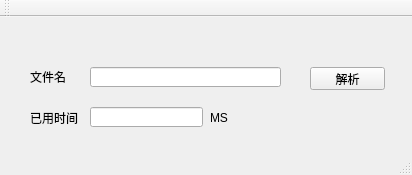
This is mainwindow.ui in pure-qingsong/tools as Qt 5 draws it before an edit. The edited form follows.
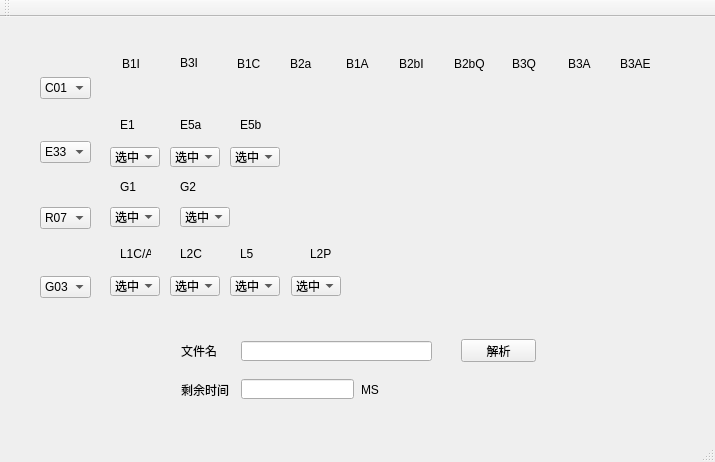
This is the edited form. Custom widgets are drawn as their Qt base class.

The edit to the form file:
```diff
--- a/mainwindow.ui
+++ b/mainwindow.ui
@@ -6,8 +6,8 @@
    <rect>
     <x>0</x>
     <y>0</y>
-    <width>412</width>
-    <height>175</height>
+    <width>715</width>
+    <height>462</height>
    </rect>
   </property>
   <property name="acceptDrops">
@@ -20,8 +20,8 @@
    <widget class="QLabel" name="label">
     <property name="geometry">
      <rect>
-      <x>30</x>
-      <y>50</y>
+      <x>181</x>
+      <y>324</y>
       <width>41</width>
       <height>20</height>
      </rect>
@@ -33,8 +33,8 @@
    <widget class="FileLineEdit" name="lineEdit">
     <property name="geometry">
      <rect>
-      <x>90</x>
-      <y>50</y>
+      <x>241</x>
+      <y>324</y>
       <width>191</width>
       <height>20</height>
      </rect>
@@ -46,8 +46,8 @@
    <widget class="QPushButton" name="pushButton">
     <property name="geometry">
      <rect>
-      <x>310</x>
-      <y>50</y>
+      <x>461</x>
+      <y>322</y>
       <width>75</width>
       <height>23</height>
      </rect>
@@ -59,21 +59,21 @@
    <widget class="QLabel" name="label_2">
     <property name="geometry">
      <rect>
-      <x>30</x>
-      <y>90</y>
+      <x>181</x>
+      <y>362</y>
       <width>54</width>
       <height>21</height>
      </rect>
     </property>
     <property name="text">
-     <string>已用时间</string>
+     <string>剩余时间</string>
     </property>
    </widget>
    <widget class="QLineEdit" name="TimeLine">
     <property name="geometry">
      <rect>
-      <x>90</x>
-      <y>90</y>
+      <x>241</x>
+      <y>362</y>
       <width>113</width>
       <height>20</height>
      </rect>
@@ -82,8 +82,8 @@
    <widget class="QLabel" name="label_3">
     <property name="geometry">
      <rect>
-      <x>210</x>
-      <y>90</y>
+      <x>361</x>
+      <y>362</y>
       <width>21</width>
       <height>21</height>
      </rect>
@@ -92,6 +92,800 @@
      <string>MS</string>
     </property>
    </widget>
+   <widget class="QComboBox" name="comboBox">
+    <property name="geometry">
+     <rect>
+      <x>40</x>
+      <y>60</y>
+      <width>51</width>
+      <height>22</height>
+     </rect>
+    </property>
+    <item>
+     <property name="text">
+      <string>C01</string>
+     </property>
+    </item>
+    <item>
+     <property name="text">
+      <string>C02</string>
+     </property>
+    </item>
+    <item>
+     <property name="text">
+      <string>C03</string>
+     </property>
+    </item>
+    <item>
+     <property name="text">
+      <string>C04</string>
+     </property>
+    </item>
+    <item>
+     <property name="text">
+      <string>C06</string>
+     </property>
+    </item>
+    <item>
+     <property name="text">
+      <string>C07</string>
+     </property>
+    </item>
+    <item>
+     <property name="text">
+      <string>C09</string>
+     </property>
+    </item>
+    <item>
+     <property name="text">
+      <string>C10</string>
+     </property>
+    </item>
+    <item>
+     <property name="text">
+      <string>C14</string>
+     </property>
+    </item>
+    <item>
+     <property name="text">
+      <string>C16</string>
+     </property>
+    </item>
+    <item>
+     <property name="text">
+      <string>C21</string>
+     </property>
+    </item>
+    <item>
+     <property name="text">
+      <string>C22</string>
+     </property>
+    </item>
+    <item>
+     <property name="text">
+      <string>C24</string>
+     </property>
+    </item>
+    <item>
+     <property name="text">
+      <string>C26</string>
+     </property>
+    </item>
+    <item>
+     <property name="text">
+      <string>C29</string>
+     </property>
+    </item>
+    <item>
+     <property name="text">
+      <string>C30</string>
+     </property>
+    </item>
+    <item>
+     <property name="text">
+      <string>C36</string>
+     </property>
+    </item>
+    <item>
+     <property name="text">
+      <string>C39</string>
+     </property>
+    </item>
+    <item>
+     <property name="text">
+      <string>C40</string>
+     </property>
+    </item>
+    <item>
+     <property name="text">
+      <string>C45</string>
+     </property>
+    </item>
+    <item>
+     <property name="text">
+      <string>C56</string>
+     </property>
+    </item>
+    <item>
+     <property name="text">
+      <string>C59</string>
+     </property>
+    </item>
+   </widget>
+   <widget class="QLabel" name="label_4">
+    <property name="geometry">
+     <rect>
+      <x>122</x>
+      <y>37</y>
+      <width>31</width>
+      <height>20</height>
+     </rect>
+    </property>
+    <property name="text">
+     <string>B1I</string>
+    </property>
+   </widget>
+   <widget class="QLabel" name="label_5">
+    <property name="geometry">
+     <rect>
+      <x>180</x>
+      <y>36</y>
+      <width>31</width>
+      <height>20</height>
+     </rect>
+    </property>
+    <property name="text">
+     <string>B3I</string>
+    </property>
+   </widget>
+   <widget class="QLabel" name="label_6">
+    <property name="geometry">
+     <rect>
+      <x>237</x>
+      <y>37</y>
+      <width>31</width>
+      <height>20</height>
+     </rect>
+    </property>
+    <property name="text">
+     <string>B1C</string>
+    </property>
+   </widget>
+   <widget class="QLabel" name="label_7">
+    <property name="geometry">
+     <rect>
+      <x>290</x>
+      <y>37</y>
+      <width>31</width>
+      <height>20</height>
+     </rect>
+    </property>
+    <property name="text">
+     <string>B2a</string>
+    </property>
+   </widget>
+   <widget class="QLabel" name="label_8">
+    <property name="geometry">
+     <rect>
+      <x>346</x>
+      <y>37</y>
+      <width>31</width>
+      <height>20</height>
+     </rect>
+    </property>
+    <property name="text">
+     <string>B1A</string>
+    </property>
+   </widget>
+   <widget class="QLabel" name="label_9">
+    <property name="geometry">
+     <rect>
+      <x>399</x>
+      <y>37</y>
+      <width>31</width>
+      <height>20</height>
+     </rect>
+    </property>
+    <property name="text">
+     <string>B2bI</string>
+    </property>
+   </widget>
+   <widget class="QLabel" name="label_10">
+    <property name="geometry">
+     <rect>
+      <x>454</x>
+      <y>37</y>
+      <width>31</width>
+      <height>20</height>
+     </rect>
+    </property>
+    <property name="text">
+     <string>B2bQ</string>
+    </property>
+   </widget>
+   <widget class="QLabel" name="label_11">
+    <property name="geometry">
+     <rect>
+      <x>512</x>
+      <y>37</y>
+      <width>31</width>
+      <height>20</height>
+     </rect>
+    </property>
+    <property name="text">
+     <string>B3Q</string>
+    </property>
+   </widget>
+   <widget class="QLabel" name="label_12">
+    <property name="geometry">
+     <rect>
+      <x>568</x>
+      <y>37</y>
+      <width>31</width>
+      <height>20</height>
+     </rect>
+    </property>
+    <property name="text">
+     <string>B3A</string>
+    </property>
+   </widget>
+   <widget class="QLabel" name="label_13">
+    <property name="geometry">
+     <rect>
+      <x>620</x>
+      <y>37</y>
+      <width>31</width>
+      <height>20</height>
+     </rect>
+    </property>
+    <property name="text">
+     <string>B3AE</string>
+    </property>
+   </widget>
+   <widget class="QComboBox" name="comboBox_20">
+    <property name="geometry">
+     <rect>
+      <x>110</x>
+      <y>259</y>
+      <width>50</width>
+      <height>20</height>
+     </rect>
+    </property>
+    <item>
+     <property name="text">
+      <string>选中</string>
+     </property>
+    </item>
+    <item>
+     <property name="text">
+      <string>删除</string>
+     </property>
+    </item>
+   </widget>
+   <widget class="QComboBox" name="comboBox_21">
+    <property name="geometry">
+     <rect>
+      <x>170</x>
+      <y>259</y>
+      <width>50</width>
+      <height>20</height>
+     </rect>
+    </property>
+    <item>
+     <property name="text">
+      <string>选中</string>
+     </property>
+    </item>
+    <item>
+     <property name="text">
+      <string>删除</string>
+     </property>
+    </item>
+   </widget>
+   <widget class="QComboBox" name="comboBox_22">
+    <property name="geometry">
+     <rect>
+      <x>230</x>
+      <y>259</y>
+      <width>50</width>
+      <height>20</height>
+     </rect>
+    </property>
+    <item>
+     <property name="text">
+      <string>选中</string>
+     </property>
+    </item>
+    <item>
+     <property name="text">
+      <string>删除</string>
+     </property>
+    </item>
+   </widget>
+   <widget class="QComboBox" name="comboBox_23">
+    <property name="geometry">
+     <rect>
+      <x>291</x>
+      <y>259</y>
+      <width>50</width>
+      <height>20</height>
+     </rect>
+    </property>
+    <item>
+     <property name="text">
+      <string>选中</string>
+     </property>
+    </item>
+    <item>
+     <property name="text">
+      <string>删除</string>
+     </property>
+    </item>
+   </widget>
+   <widget class="QLabel" name="label_14">
+    <property name="geometry">
+     <rect>
+      <x>120</x>
+      <y>98</y>
+      <width>31</width>
+      <height>20</height>
+     </rect>
+    </property>
+    <property name="text">
+     <string>E1</string>
+    </property>
+   </widget>
+   <widget class="QLabel" name="label_15">
+    <property name="geometry">
+     <rect>
+      <x>180</x>
+      <y>98</y>
+      <width>31</width>
+      <height>20</height>
+     </rect>
+    </property>
+    <property name="text">
+     <string>E5a</string>
+    </property>
+   </widget>
+   <widget class="QLabel" name="label_16">
+    <property name="geometry">
+     <rect>
+      <x>240</x>
+      <y>98</y>
+      <width>31</width>
+      <height>20</height>
+     </rect>
+    </property>
+    <property name="text">
+     <string>E5b</string>
+    </property>
+   </widget>
+   <widget class="QLabel" name="label_18">
+    <property name="geometry">
+     <rect>
+      <x>120</x>
+      <y>160</y>
+      <width>31</width>
+      <height>20</height>
+     </rect>
+    </property>
+    <property name="text">
+     <string>G1</string>
+    </property>
+   </widget>
+   <widget class="QLabel" name="label_19">
+    <property name="geometry">
+     <rect>
+      <x>180</x>
+      <y>160</y>
+      <width>31</width>
+      <height>20</height>
+     </rect>
+    </property>
+    <property name="text">
+     <string>G2</string>
+    </property>
+   </widget>
+   <widget class="QLabel" name="label_22">
+    <property name="geometry">
+     <rect>
+      <x>120</x>
+      <y>227</y>
+      <width>31</width>
+      <height>20</height>
+     </rect>
+    </property>
+    <property name="text">
+     <string>L1C/A</string>
+    </property>
+   </widget>
+   <widget class="QLabel" name="label_23">
+    <property name="geometry">
+     <rect>
+      <x>180</x>
+      <y>227</y>
+      <width>31</width>
+      <height>20</height>
+     </rect>
+    </property>
+    <property name="text">
+     <string>L2C</string>
+    </property>
+   </widget>
+   <widget class="QLabel" name="label_24">
+    <property name="geometry">
+     <rect>
+      <x>240</x>
+      <y>227</y>
+      <width>31</width>
+      <height>20</height>
+     </rect>
+    </property>
+    <property name="text">
+     <string>L5</string>
+    </property>
+   </widget>
+   <widget class="QLabel" name="label_25">
+    <property name="geometry">
+     <rect>
+      <x>310</x>
+      <y>227</y>
+      <width>31</width>
+      <height>20</height>
+     </rect>
+    </property>
+    <property name="text">
+     <string>L2P</string>
+    </property>
+   </widget>
+   <widget class="QComboBox" name="comboBox_24">
+    <property name="geometry">
+     <rect>
+      <x>40</x>
+      <y>124</y>
+      <width>51</width>
+      <height>22</height>
+     </rect>
+    </property>
+    <item>
+     <property name="text">
+      <string>E33</string>
+     </property>
+    </item>
+   </widget>
+   <widget class="QComboBox" name="comboBox_25">
+    <property name="geometry">
+     <rect>
+      <x>40</x>
+      <y>190</y>
+      <width>51</width>
+      <height>22</height>
+     </rect>
+    </property>
+    <item>
+     <property name="text">
+      <string>R07</string>
+     </property>
+    </item>
+    <item>
+     <property name="text">
+      <string>R08</string>
+     </property>
+    </item>
+    <item>
+     <property name="text">
+      <string>R09</string>
+     </property>
+    </item>
+    <item>
+     <property name="text">
+      <string>R22</string>
+     </property>
+    </item>
+    <item>
+     <property name="text">
+      <string>R23</string>
+     </property>
+    </item>
+    <item>
+     <property name="text">
+      <string>R26</string>
+     </property>
+    </item>
+   </widget>
+   <widget class="QComboBox" name="comboBox_26">
+    <property name="geometry">
+     <rect>
+      <x>40</x>
+      <y>259</y>
+      <width>51</width>
+      <height>22</height>
+     </rect>
+    </property>
+    <item>
+     <property name="text">
+      <string>G03</string>
+     </property>
+    </item>
+    <item>
+     <property name="text">
+      <string>G14</string>
+     </property>
+    </item>
+    <item>
+     <property name="text">
+      <string>G22</string>
+     </property>
+    </item>
+    <item>
+     <property name="text">
+      <string>G25</string>
+     </property>
+    </item>
+    <item>
+     <property name="text">
+      <string>G26</string>
+     </property>
+    </item>
+    <item>
+     <property name="text">
+      <string>G29</string>
+     </property>
+    </item>
+   </widget>
+   <widget class="QComboBox" name="comboBox_12">
+    <property name="geometry">
+     <rect>
+      <x>110</x>
+      <y>130</y>
+      <width>50</width>
+      <height>20</height>
+     </rect>
+    </property>
+    <item>
+     <property name="text">
+      <string>选中</string>
+     </property>
+    </item>
+    <item>
+     <property name="text">
+      <string>删除</string>
+     </property>
+    </item>
+   </widget>
+   <widget class="QComboBox" name="comboBox_13">
+    <property name="geometry">
+     <rect>
+      <x>170</x>
+      <y>130</y>
+      <width>50</width>
+      <height>20</height>
+     </rect>
+    </property>
+    <item>
+     <property name="text">
+      <string>选中</string>
+     </property>
+    </item>
+    <item>
+     <property name="text">
+      <string>删除</string>
+     </property>
+    </item>
+   </widget>
+   <widget class="QComboBox" name="comboBox_14">
+    <property name="geometry">
+     <rect>
+      <x>230</x>
+      <y>130</y>
+      <width>50</width>
+      <height>20</height>
+     </rect>
+    </property>
+    <item>
+     <property name="text">
+      <string>选中</string>
+     </property>
+    </item>
+    <item>
+     <property name="text">
+      <string>删除</string>
+     </property>
+    </item>
+   </widget>
+   <widget class="QComboBox" name="comboBox_15">
+    <property name="geometry">
+     <rect>
+      <x>110</x>
+      <y>190</y>
+      <width>50</width>
+      <height>20</height>
+     </rect>
+    </property>
+    <item>
+     <property name="text">
+      <string>选中</string>
+     </property>
+    </item>
+    <item>
+     <property name="text">
+      <string>删除</string>
+     </property>
+    </item>
+   </widget>
+   <widget class="QComboBox" name="comboBox_16">
+    <property name="geometry">
+     <rect>
+      <x>180</x>
+      <y>190</y>
+      <width>50</width>
+      <height>20</height>
+     </rect>
+    </property>
+    <item>
+     <property name="text">
+      <string>选中</string>
+     </property>
+    </item>
+    <item>
+     <property name="text">
+      <string>删除</string>
+     </property>
+    </item>
+   </widget>
+   <widget class="QWidget" name="">
+    <property name="geometry">
+     <rect>
+      <x>110</x>
+      <y>60</y>
+      <width>556</width>
+      <height>22</height>
+     </rect>
+    </property>
+    <layout class="QHBoxLayout" name="horizontalLayout">
+     <item>
+      <widget class="QComboBox" name="comboBox_2">
+       <item>
+        <property name="text">
+         <string>选中</string>
+        </property>
+       </item>
+       <item>
+        <property name="text">
+         <string>删除</string>
+        </property>
+       </item>
+      </widget>
+     </item>
+     <item>
+      <widget class="QComboBox" name="comboBox_3">
+       <item>
+        <property name="text">
+         <string>选中</string>
+        </property>
+       </item>
+       <item>
+        <property name="text">
+         <string>删除</string>
+        </property>
+       </item>
+      </widget>
+     </item>
+     <item>
+      <widget class="QComboBox" name="comboBox_4">
+       <item>
+        <property name="text">
+         <string>选中</string>
+        </property>
+       </item>
+       <item>
+        <property name="text">
+         <string>删除</string>
+        </property>
+       </item>
+      </widget>
+     </item>
+     <item>
+      <widget class="QComboBox" name="comboBox_5">
+       <item>
+        <property name="text">
+         <string>选中</string>
+        </property>
+       </item>
+       <item>
+        <property name="text">
+         <string>删除</string>
+        </property>
+       </item>
+      </widget>
+     </item>
+     <item>
+      <widget class="QComboBox" name="comboBox_6">
+       <item>
+        <property name="text">
+         <string>选中</string>
+        </property>
+       </item>
+       <item>
+        <property name="text">
+         <string>删除</string>
+        </property>
+       </item>
+      </widget>
+     </item>
+     <item>
+      <widget class="QComboBox" name="comboBox_7">
+       <item>
+        <property name="text">
+         <string>选中</string>
+        </property>
+       </item>
+       <item>
+        <property name="text">
+         <string>删除</string>
+        </property>
+       </item>
+      </widget>
+     </item>
+     <item>
+      <widget class="QComboBox" name="comboBox_8">
+       <item>
+        <property name="text">
+         <string>选中</string>
+        </property>
+       </item>
+       <item>
+        <property name="text">
+         <string>删除</string>
+        </property>
+       </item>
+      </widget>
+     </item>
+     <item>
+      <widget class="QComboBox" name="comboBox_9">
+       <item>
+        <property name="text">
+         <string>选中</string>
+        </property>
+       </item>
+       <item>
+        <property name="text">
+         <string>删除</string>
+        </property>
+       </item>
+      </widget>
+     </item>
+     <item>
+      <widget class="QComboBox" name="comboBox_10">
+       <item>
+        <property name="text">
+         <string>选中</string>
+        </property>
+       </item>
+       <item>
+        <property name="text">
+         <string>删除</string>
+        </property>
+       </item>
+      </widget>
+     </item>
+     <item>
+      <widget class="QComboBox" name="comboBox_11">
+       <item>
+        <property name="text">
+         <string>选中</string>
+        </property>
+       </item>
+       <item>
+        <property name="text">
+         <string>删除</string>
+        </property>
+       </item>
+      </widget>
+     </item>
+    </layout>
+   </widget>
   </widget>
   <widget class="QMenuBar" name="menuBar">
    <property name="geometry">
```
Left out of the diff: 2 changed lines with no effect on the pictures.
